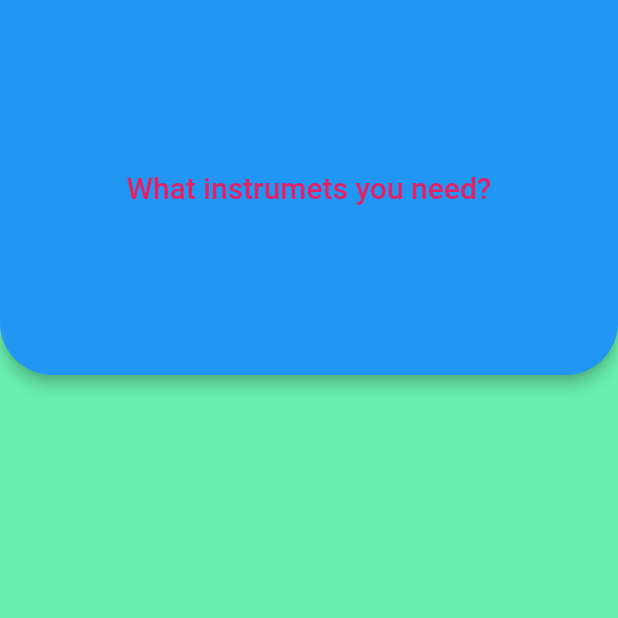
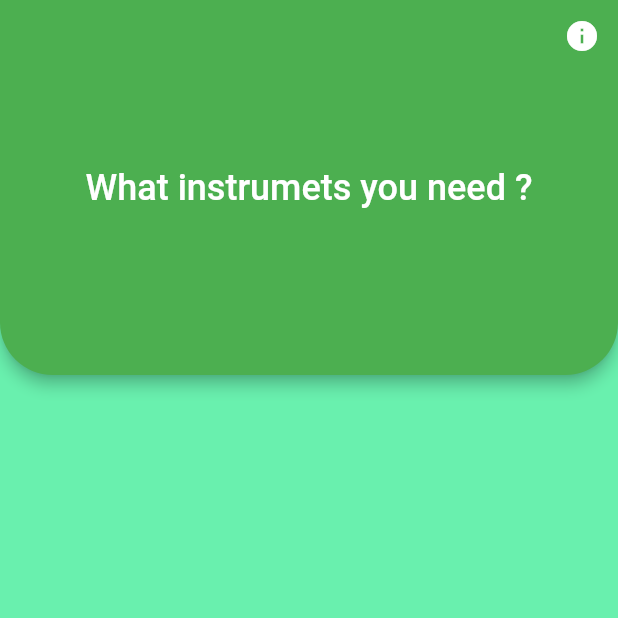
Before and after one commit to patryklaskowski1/instruments_for_various_games, a Flutter app: the screen it shows after launch, on a phone screen of 412 x 824 dp, the top half of it. Run offline on Flutter 3.47's test engine with Material 2 defaults, Android fonts, the phone set to English and light mode, and no system bars.

Commit message:
Add action button for app bar

```diff
--- a/lib/main.dart
+++ b/lib/main.dart
@@ -1,5 +1,4 @@
 import 'package:flutter/material.dart';
-import 'package:google_fonts/google_fonts.dart';
 
 void main() {
   runApp(const MyApp());
@@ -13,15 +12,15 @@
     return MaterialApp(
       title: 'Instruments for various games',
       home: Scaffold(
+        backgroundColor: Colors.greenAccent,
         appBar: AppBar(
-          title: Text(
-            'What instrumets you need?',
-            style: GoogleFonts.rubikPuddles(
-              textStyle: const TextStyle(
-                color: Colors.pink,
-              ),
+          title: const Text(
+            'What instrumets you need ?',
+            style: TextStyle(
+              fontSize: 24,
             ),
           ),
+          backgroundColor: Colors.green,
           centerTitle: true,
           toolbarHeight: 250,
           shape: const RoundedRectangleBorder(
@@ -29,8 +28,19 @@
                 bottomRight: Radius.circular(35),
                 bottomLeft: Radius.circular(35)),
           ),
+          actions: [
+            Column(
+              children: [
+                IconButton(
+                  icon: const Icon(
+                    Icons.info,
+                  ),
+                  onPressed: () {},
+                ),
+              ],
+            )
+          ],
         ),
-        backgroundColor: Colors.greenAccent,
       ),
     );
   }
```
Also changed, not shown: 2 other files.
